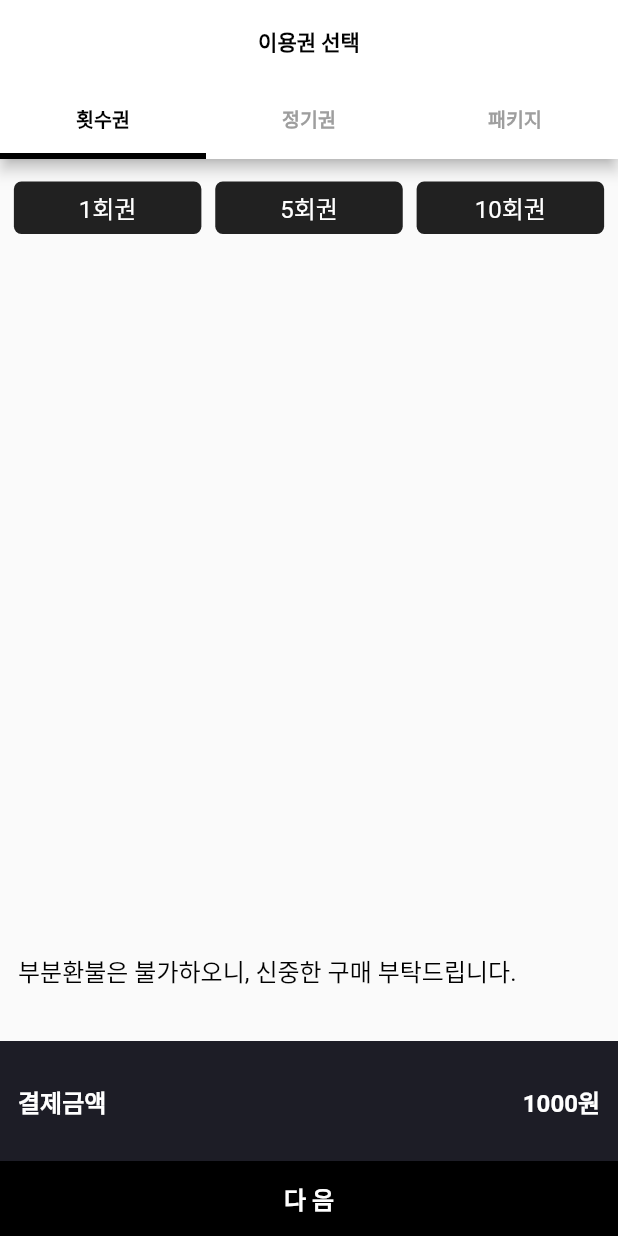
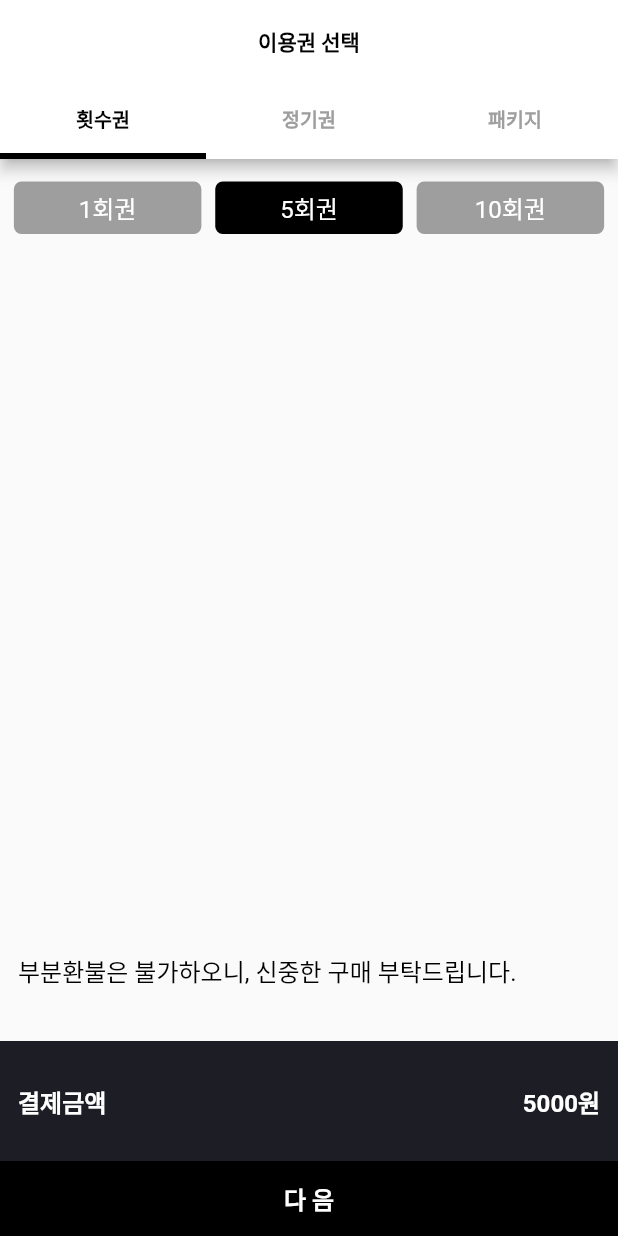
Before and after one commit to 5ydwg/Semomen, a Flutter app: the TicketPage screen opened directly, after a tap on "1회권", after a tap on "5회권", on a phone screen of 412 x 824 dp. Run offline on Flutter 3.47's test engine with Material 2 defaults, Android fonts, the phone set to English and light mode, and no system bars; our stand-ins replace cloud_firestore, firebase_auth, firebase_core, firebase_storage, flutter_html, flutter_rating_bar and 2 more; missing offline and left inert: flutter_picker; accounts and stored records are empty; network calls fail.

Commit message:
'220511sooyeon1'

```diff
--- a/semomen/lib/pages/ticket_page.dart
+++ b/semomen/lib/pages/ticket_page.dart
@@ -11,9 +11,13 @@ class TicketPage extends StatefulWidget {
 class _TicketPageState extends State<TicketPage> {
   //get menu => null;
   String a = '';
-  //결제금액 변수
-  String b = '';
+  //1회권 결제금액 변수
+  String d = '';
   //클릭 색상 변경
+  String c = '';
+  bool one = false;
+  bool five = false;
+  bool ten = false;
 
   @override
   Widget build(BuildContext context) {
@@ -65,7 +69,9 @@ class _TicketPageState extends State<TicketPage> {
                         onTap: () {
                           setState(() {
                             a = '1000';
-                            b = '';
+                            one = true;
+                            five = false;
+                            ten = false;
                           });
                         },
                         child: Container(
@@ -80,19 +86,26 @@ class _TicketPageState extends State<TicketPage> {
                           ),
                           width: 125,
                           height: 35,
-                          decoration: b == ""
+                          decoration: !one
                               ? BoxDecoration(
                                   borderRadius: BorderRadius.circular(5),
-                                  color: Colors.black87,
+                                  color: Colors.grey,
                                 )
                               : BoxDecoration(
                                   borderRadius: BorderRadius.circular(5),
-                                  color: Colors.blue,
+                                  color: Colors.black,
                                 ),
                         ),
                       ),
                       GestureDetector(
-                        onTap: () {},
+                        onTap: () {
+                          setState(() {
+                            a = '5000';
+                            one = false;
+                            five = true;
+                            ten = false;
+                          });
+                        },
                         child: Container(
                           child: Center(
                             child: Text(
@@ -105,14 +118,26 @@ class _TicketPageState extends State<TicketPage> {
                           ),
                           width: 125,
                           height: 35,
-                          decoration: BoxDecoration(
-                            borderRadius: BorderRadius.circular(5),
-                            color: Colors.black87,
-                          ),
+                          decoration: !five
+                              ? BoxDecoration(
+                                  borderRadius: BorderRadius.circular(5),
+                                  color: Colors.grey,
+                                )
+                              : BoxDecoration(
+                                  borderRadius: BorderRadius.circular(5),
+                                  color: Colors.black,
+                                ),
                         ),
                       ),
                       GestureDetector(
-                        onTap: () {},
+                        onTap: () {
+                          setState(() {
+                            a = '10000';
+                            one = false;
+                            five = false;
+                            ten = true;
+                          });
+                        },
                         child: Container(
                           child: Center(
                             child: Text(
@@ -125,10 +150,15 @@ class _TicketPageState extends State<TicketPage> {
                           ),
                           width: 125,
                           height: 35,
-                          decoration: BoxDecoration(
-                            borderRadius: BorderRadius.circular(5),
-                            color: Colors.black87,
-                          ),
+                          decoration: !ten
+                              ? BoxDecoration(
+                                  borderRadius: BorderRadius.circular(5),
+                                  color: Colors.grey,
+                                )
+                              : BoxDecoration(
+                                  borderRadius: BorderRadius.circular(5),
+                                  color: Colors.black,
+                                ),
                         ),
                       ),
                     ]),
```
Also changed, not shown: semomen/lib/pages/home/home_page.dart (+7 -7 lines), semomen/lib/pages/service_center_page.dart (+19 -4 lines), 1 other file.
